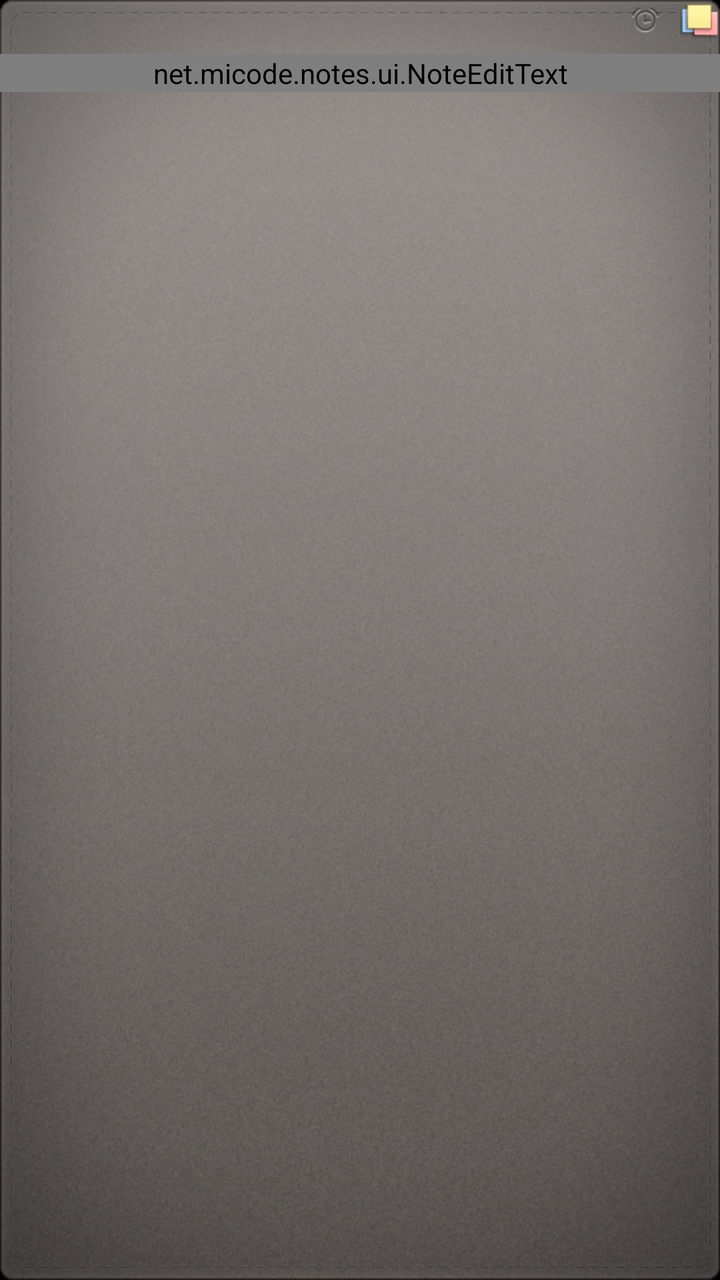
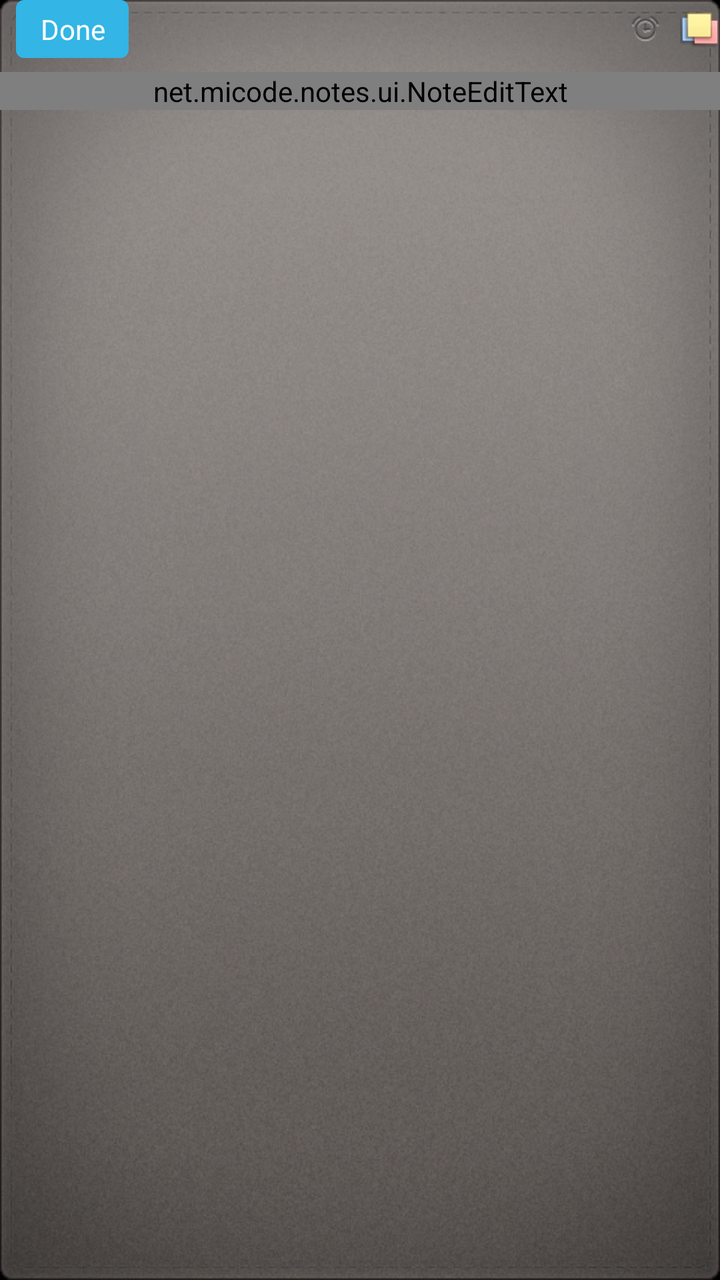

Before-and-after screenshots of an Android layout around one commit, followed by the original layout XML and the change that was made.
<!-- AndroidManifest.xml: activity theme NoteTheme -->
<!-- res/layout/note_edit.xml -->
<?xml version="1.0" encoding="utf-8"?>
<FrameLayout
    android:layout_width="fill_parent"
    android:layout_height="fill_parent"
    android:background="@drawable/list_background"
    xmlns:android="http://schemas.android.com/apk/res/android">

    <LinearLayout
        android:layout_width="fill_parent"
        android:layout_height="fill_parent"
        android:orientation="vertical">

        <LinearLayout
            android:id="@+id/note_title"
            android:layout_width="fill_parent"
            android:layout_height="wrap_content">

            <TextView
                android:id="@+id/tv_modified_date"
                android:layout_width="0dip"
                android:layout_height="wrap_content"
                android:layout_weight="1"
                android:layout_gravity="left|center_vertical"
                android:layout_marginRight="8dip"
                android:textAppearance="@style/TextAppearanceSecondaryItem" />

            <ImageView
                android:id="@+id/iv_alert_icon"
                android:layout_width="wrap_content"
                android:layout_height="wrap_content"
                android:layout_gravity="center_vertical"
                android:background="@drawable/title_alert" />

            <TextView
                android:id="@+id/tv_alert_date"
                android:layout_width="wrap_content"
                android:layout_height="wrap_content"
                android:layout_gravity="center_vertical"
                android:layout_marginLeft="2dip"
                android:layout_marginRight="8dip"
                android:textAppearance="@style/TextAppearanceSecondaryItem" />

            <ImageButton
                android:layout_width="wrap_content"
                android:layout_height="wrap_content"
                android:layout_gravity="center"
                android:background="@drawable/bg_btn_set_color" />
        </LinearLayout>

        <LinearLayout
            android:id="@+id/sv_note_edit"
            android:layout_width="fill_parent"
            android:layout_height="fill_parent"
            android:orientation="vertical">

            <ImageView
                android:layout_width="fill_parent"
                android:layout_height="7dip"
                android:background="@drawable/bg_color_btn_mask" />

            <ScrollView
                android:layout_width="fill_parent"
                android:layout_height="0dip"
                android:layout_weight="1"
                android:scrollbars="none"
                android:overScrollMode="never"
                android:layout_gravity="left|top"
                android:fadingEdgeLength="0dip">

                <LinearLayout
                    android:layout_width="fill_parent"
                    android:layout_height="fill_parent">

                    <net.micode.notes.ui.NoteEditText
                        android:id="@+id/note_edit_view"
                        android:layout_width="fill_parent"
                        android:layout_height="wrap_content"
                        android:gravity="left|top"
                        android:background="@null"
                        android:autoLink="all"
                        android:linksClickable="false"
                        android:minLines="12"
                        android:textAppearance="@style/TextAppearancePrimaryItem"
                        android:lineSpacingMultiplier="1.2" />

                    <LinearLayout
                        android:id="@+id/note_edit_list"
                        android:layout_width="fill_parent"
                        android:layout_height="wrap_content"
                        android:orientation="vertical"
                        android:layout_marginLeft="-10dip"
                        android:visibility="gone" />
                </LinearLayout>
            </ScrollView>

            <ImageView
                android:layout_width="fill_parent"
                android:layout_height="7dip"
                android:background="@drawable/bg_color_btn_mask" />
        </LinearLayout>
    </LinearLayout>

    <ImageView
        android:id="@+id/btn_set_bg_color"
        android:layout_height="43dip"
        android:layout_width="wrap_content"
        android:background="@drawable/bg_color_btn_mask"
        android:layout_gravity="top|right" />

    <LinearLayout
        android:id="@+id/note_bg_color_selector"
        android:layout_width="wrap_content"
        android:layout_height="wrap_content"
        android:background="@drawable/note_edit_color_selector_panel"
        android:layout_marginTop="30dip"
        android:layout_marginRight="8dip"
        android:layout_gravity="top|right"
        android:visibility="gone">

        <FrameLayout
            android:layout_width="0dip"
            android:layout_height="match_parent"
            android:layout_weight="1">

            <ImageView
                android:id="@+id/iv_bg_yellow"
                android:layout_width="match_parent"
                android:layout_height="match_parent" />

            <ImageView
                android:id="@+id/iv_bg_yellow_select"
                android:layout_width="wrap_content"
                android:layout_height="wrap_content"
                android:layout_gravity="bottom|right"
                android:layout_marginRight="5dip"
                android:focusable="false"
                android:visibility="gone"
                android:src="@drawable/selected" />
        </FrameLayout>

        <FrameLayout
            android:layout_width="0dip"
            android:layout_height="match_parent"
            android:layout_weight="1">

            <ImageView
                android:id="@+id/iv_bg_blue"
                android:layout_width="match_parent"
                android:layout_height="match_parent" />

            <ImageView
                android:id="@+id/iv_bg_blue_select"
                android:layout_width="wrap_content"
                android:layout_height="wrap_content"
                android:layout_gravity="bottom|right"
                android:focusable="false"
                android:visibility="gone"
                android:layout_marginRight="3dip"
                android:src="@drawable/selected" />
        </FrameLayout>

        <FrameLayout
            android:layout_width="0dip"
            android:layout_height="match_parent"
            android:layout_weight="1">

            <ImageView
                android:id="@+id/iv_bg_white"
                android:layout_width="match_parent"
                android:layout_height="match_parent" />

            <ImageView
                android:id="@+id/iv_bg_white_select"
                android:layout_width="wrap_content"
                android:layout_height="wrap_content"
                android:layout_gravity="bottom|right"
                android:focusable="false"
                android:visibility="gone"
                android:layout_marginRight="2dip"
                android:src="@drawable/selected" />
        </FrameLayout>

        <FrameLayout
            android:layout_width="0dip"
            android:layout_height="match_parent"
            android:layout_weight="1">

            <ImageView
                android:id="@+id/iv_bg_green"
                android:layout_width="match_parent"
                android:layout_height="match_parent" />

            <ImageView
                android:id="@+id/iv_bg_green_select"
                android:layout_width="wrap_content"
                android:layout_height="wrap_content"
                android:layout_gravity="bottom|right"
                android:focusable="false"
                android:visibility="gone"
                android:src="@drawable/selected" />
        </FrameLayout>

        <FrameLayout
            android:layout_width="0dip"
            android:layout_height="match_parent"
            android:layout_weight="1">

            <ImageView
                android:id="@+id/iv_bg_red"
                android:layout_width="match_parent"
                android:layout_height="match_parent" />

            <ImageView
                android:id="@+id/iv_bg_red_select"
                android:layout_width="wrap_content"
                android:layout_height="wrap_content"
                android:layout_gravity="bottom|right"
                android:focusable="false"
                android:visibility="gone"
                android:src="@drawable/selected" />
        </FrameLayout>
    </LinearLayout>

    <LinearLayout
        android:id="@+id/font_size_selector"
        android:layout_width="fill_parent"
        android:layout_height="wrap_content"
        android:background="@drawable/font_size_selector_bg"
        android:layout_gravity="bottom"
        android:visibility="gone">

        <FrameLayout
            android:id="@+id/ll_font_small"
            android:layout_width="0dip"
            android:layout_height="wrap_content"
            android:layout_weight="1">

            <LinearLayout
                android:layout_width="wrap_content"
                android:layout_height="wrap_content"
                android:orientation="vertical"
                android:layout_gravity="center"
                android:gravity="center">

                <ImageView
                    android:layout_width="wrap_content"
                    android:layout_height="wrap_content"
                    android:src="@drawable/font_small"
                    android:layout_marginBottom="5dip" />

                <TextView
                    android:layout_width="wrap_content"
                    android:layout_height="wrap_content"
                    android:text="@string/menu_font_small"
                    android:textAppearance="@style/TextAppearanceUnderMenuIcon" />
            </LinearLayout>

            <ImageView
                android:id="@+id/iv_small_select"
                android:layout_width="wrap_content"
                android:layout_height="wrap_content"
                android:layout_gravity="bottom|right"
                android:layout_marginRight="6dip"
                android:layout_marginBottom="-7dip"
                android:focusable="false"
                android:visibility="gone"
                android:src="@drawable/selected" />
        </FrameLayout>

        <FrameLayout
            android:id="@+id/ll_font_normal"
            android:layout_width="0dip"
            android:layout_height="wrap_content"
            android:layout_weight="1">

            <LinearLayout
                android:layout_width="wrap_content"
                android:layout_height="wrap_content"
                android:orientation="vertical"
                android:layout_gravity="center"
                android:gravity="center">

                <ImageView
                    android:layout_width="wrap_content"
                    android:layout_height="wrap_content"
                    android:src="@drawable/font_normal"
                    android:layout_marginBottom="5dip" />

                <TextView
                    android:layout_width="wrap_content"
                    android:layout_height="wrap_content"
                    android:text="@string/menu_font_normal"
                    android:textAppearance="@style/TextAppearanceUnderMenuIcon" />
            </LinearLayout>

            <ImageView
                android:id="@+id/iv_medium_select"
                android:layout_width="wrap_content"
                android:layout_height="wrap_content"
                android:layout_gravity="bottom|right"
                android:focusable="false"
                android:visibility="gone"
                android:layout_marginRight="6dip"
                android:layout_marginBottom="-7dip"
                android:src="@drawable/selected" />
        </FrameLayout>

        <FrameLayout
            android:id="@+id/ll_font_large"
            android:layout_width="0dip"
            android:layout_height="wrap_content"
            android:layout_weight="1">

            <LinearLayout
                android:layout_width="wrap_content"
                android:layout_height="wrap_content"
                android:orientation="vertical"
                android:layout_gravity="center"
                android:gravity="center">

                <ImageView
                    android:layout_width="wrap_content"
                    android:layout_height="wrap_content"
                    android:src="@drawable/font_large"
                    android:layout_marginBottom="5dip" />

                <TextView
                    android:layout_width="wrap_content"
                    android:layout_height="wrap_content"
                    android:text="@string/menu_font_large"
                    android:textAppearance="@style/TextAppearanceUnderMenuIcon" />
            </LinearLayout>

            <ImageView
                android:id="@+id/iv_large_select"
                android:layout_width="wrap_content"
                android:layout_height="wrap_content"
                android:layout_gravity="bottom|right"
                android:focusable="false"
                android:visibility="gone"
                android:layout_marginRight="6dip"
                android:layout_marginBottom="-7dip"
                android:src="@drawable/selected" />
        </FrameLayout>

        <FrameLayout
            android:id="@+id/ll_font_super"
            android:layout_width="0dip"
            android:layout_height="wrap_content"
            android:layout_weight="1">

            <LinearLayout
                android:layout_width="wrap_content"
                android:layout_height="wrap_content"
                android:orientation="vertical"
                android:layout_gravity="center"
                android:gravity="center">

                <ImageView
                    android:layout_width="wrap_content"
                    android:layout_height="wrap_content"
                    android:src="@drawable/font_super"
                    android:layout_marginBottom="5dip" />

                <TextView
                    android:layout_width="wrap_content"
                    android:layout_height="wrap_content"
                    android:text="@string/menu_font_super"
                    android:textAppearance="@style/TextAppearanceUnderMenuIcon" />
            </LinearLayout>

            <ImageView
                android:id="@+id/iv_super_select"
                android:layout_width="wrap_content"
                android:layout_height="wrap_content"
                android:layout_gravity="bottom|right"
                android:focusable="false"
                android:visibility="gone"
                android:layout_marginRight="6dip"
                android:layout_marginBottom="-7dip"
                android:src="@drawable/selected" />
        </FrameLayout>
    </LinearLayout>
</FrameLayout>
<!-- resources referenced by this layout -->
<resources>
  <!-- drawable bg_btn_set_color: png bitmap (drawable-hdpi, 3588 bytes) -->
  <!-- drawable bg_color_btn_mask: png bitmap (drawable-hdpi, 245 bytes) -->
  <!-- drawable font_large: png bitmap (drawable-hdpi, 3161 bytes) -->
  <!-- drawable font_normal: png bitmap (drawable-hdpi, 3097 bytes) -->
  <!-- drawable font_size_selector_bg: png bitmap (drawable-hdpi, 4101 bytes) -->
  <!-- drawable font_small: png bitmap (drawable-hdpi, 3099 bytes) -->
  <!-- drawable font_super: png bitmap (drawable-hdpi, 3188 bytes) -->
  <!-- drawable list_background: png bitmap (drawable-hdpi, 567323 bytes) -->
  <!-- drawable note_edit_color_selector_panel: png bitmap (drawable-hdpi, 7030 bytes) -->
  <!-- drawable selected: png bitmap (drawable-hdpi, 4959 bytes) -->
  <!-- drawable title_alert: png bitmap (drawable-hdpi, 3696 bytes) -->
  <string name="menu_font_large">Large</string>
  <string name="menu_font_normal">Medium</string>
  <string name="menu_font_small">Small</string>
  <string name="menu_font_super">Super</string>
  <style name="TextAppearancePrimaryItem">
          <item name="android:textSize">@dimen/text_font_size_normal</item>
          <item name="android:textColor">@color/primary_text_dark</item>
      </style>
  <style name="TextAppearanceSecondaryItem">
          <item name="android:textSize">@dimen/text_font_size_small</item>
          <item name="android:textColor">@color/secondary_text_dark</item>
      </style>
  <style name="TextAppearanceUnderMenuIcon">
          <item name="android:textSize">@dimen/text_font_size_normal</item>
          <item name="android:textColor">@android:color/black</item>
      </style>
  <style name="NoteTheme" parent="@android:style/Theme.Holo.Light">
          <item name="android:actionBarStyle">@style/NoteActionBarStyle</item>
      </style>
  <dimen name="text_font_size_normal">17sp</dimen>
  <dimen name="text_font_size_small">14sp</dimen>
  <style name="NoteActionBarStyle" parent="@android:style/Widget.Holo.Light.ActionBar.Solid">
          <item name="android:displayOptions" />
          <item name="android:visibility">gone</item>
      </style>
</resources>

<!-- the commit's change to res/layout/note_edit.xml (unified diff, before → after) -->
@@ -14,6 +14,26 @@
             android:id="@+id/note_title"
             android:layout_width="fill_parent"
             android:layout_height="wrap_content">
+
+            
+            <TextView
+                android:id="@+id/btn_done"
+                android:layout_width="wrap_content"
+                android:layout_height="wrap_content"
+                android:layout_gravity="center_vertical"
+                android:layout_marginLeft="8dip"
+                android:layout_marginRight="6dip"
+                android:background="@drawable/btn_done_bg"
+                android:gravity="center"
+                android:minWidth="56dip"
+                android:paddingLeft="12dip"
+                android:paddingRight="12dip"
+                android:paddingTop="5dip"
+                android:paddingBottom="5dip"
+                android:singleLine="true"
+                android:text="@string/note_done"
+                android:textColor="#FFFFFFFF"
+                android:textSize="14sp" />
 
             <TextView
                 android:id="@+id/tv_modified_date"
<!-- resource entries referenced after the edit -->
@@ -2,6 +2,15 @@
 <resources>
   <!-- drawable bg_btn_set_color: png bitmap (drawable-hdpi, 3588 bytes) -->
   <!-- drawable bg_color_btn_mask: png bitmap (drawable-hdpi, 245 bytes) -->
+  <!-- drawable btn_done_bg (drawable) -->
+  <?xml version="1.0" encoding="utf-8"?>
+  <shape xmlns:android="http://schemas.android.com/apk/res/android"
+      android:shape="rectangle">
+  
+      <solid android:color="#FF33B5E5" />
+      <corners android:radius="4dip" />
+  
+  </shape>
   <!-- drawable font_large: png bitmap (drawable-hdpi, 3161 bytes) -->
   <!-- drawable font_normal: png bitmap (drawable-hdpi, 3097 bytes) -->
   <!-- drawable font_size_selector_bg: png bitmap (drawable-hdpi, 4101 bytes) -->
@@ -15,6 +24,7 @@
   <string name="menu_font_normal">Medium</string>
   <string name="menu_font_small">Small</string>
   <string name="menu_font_super">Super</string>
+  <string name="note_done">Done</string>
   <style name="TextAppearancePrimaryItem">
           <item name="android:textSize">@dimen/text_font_size_normal</item>
           <item name="android:textColor">@color/primary_text_dark</item>
